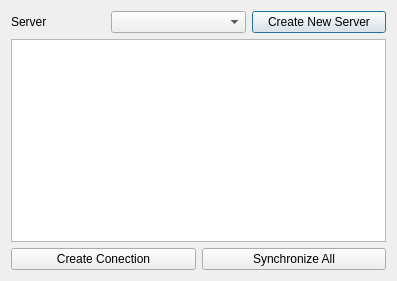
dsgoficial/DsgTools, file ServerTools/ui_serverDBExplorer.ui: the form before one commit.
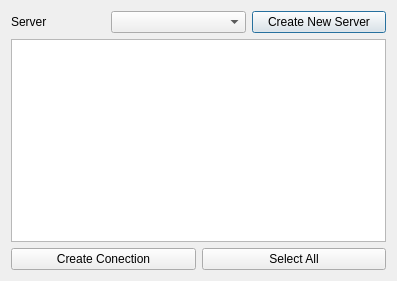
The form after the commit.

What changed in the file:
```diff
--- a/ServerTools/ui_serverDBExplorer.ui
+++ b/ServerTools/ui_serverDBExplorer.ui
@@ -76,7 +76,7 @@
      <item>
       <widget class="QPushButton" name="synchronizeAllPushButton">
        <property name="text">
-        <string>Synchronize All</string>
+        <string>Select All</string>
        </property>
       </widget>
      </item>
```
Left out of the diff: 12 changed lines with no effect on the pictures.
